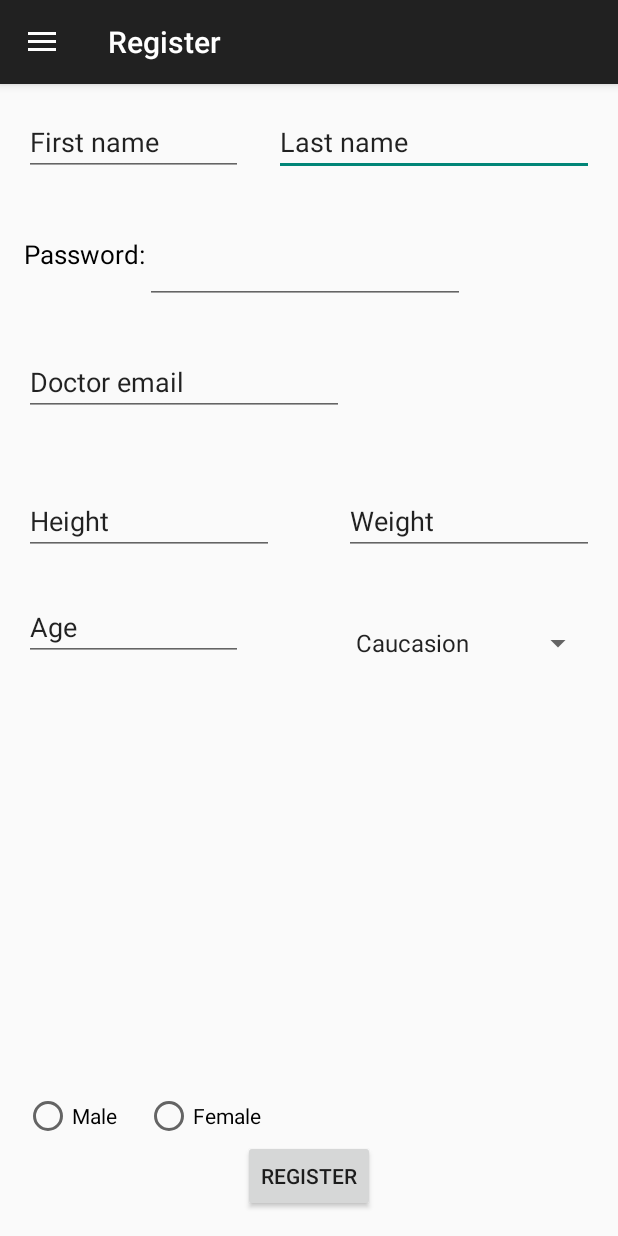
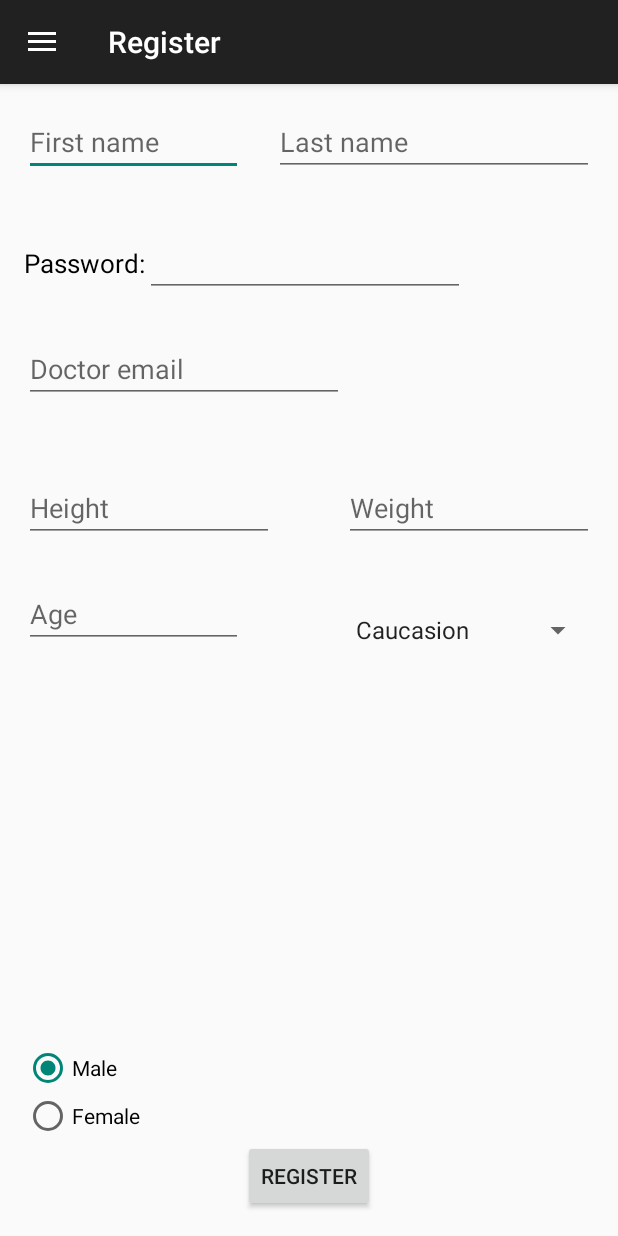
Before and after one commit to samueru735/IPD_2016-IPD16_GroupSpirometer, an Android app: the RegisterActivity screen opened directly, with no data from a screen before it, on a phone screen of 412 x 824 dp. Run offline under Robolectric (Android 15) with nearby library versions, the light colour scheme and no system bars; network calls fail.

Commit message:
improved usability: text shown as hint fixed radiobutton bug

```diff
--- a/app/src/main/res/layout/activity_register.xml
+++ b/app/src/main/res/layout/activity_register.xml
@@ -17,17 +17,6 @@
     <EditText
         android:layout_width="wrap_content"
         android:layout_height="wrap_content"
-        android:inputType="textPersonName"
-        android:ems="10"
-        android:id="@+id/editLastName"
-        android:layout_alignParentTop="true"
-        android:layout_alignParentRight="true"
-        android:layout_alignParentEnd="true"
-        android:text="Last name" />
-
-    <EditText
-        android:layout_width="wrap_content"
-        android:layout_height="wrap_content"
         android:ems="10"
         android:id="@+id/editFirstName"
         android:password="false"
@@ -37,7 +26,17 @@
         android:layout_alignParentStart="true"
         android:layout_toLeftOf="@+id/btnRegister"
         android:layout_toStartOf="@+id/btnRegister"
-        android:text="First name" />
+        android:hint="First name" />
+    <EditText
+        android:layout_width="wrap_content"
+        android:layout_height="wrap_content"
+        android:inputType="textPersonName"
+        android:ems="10"
+        android:id="@+id/editLastName"
+        android:layout_alignParentTop="true"
+        android:layout_alignParentRight="true"
+        android:layout_alignParentEnd="true"
+        android:hint="Last name" />
 
     <EditText
         android:layout_width="wrap_content"
@@ -45,7 +44,7 @@
         android:inputType="textPassword"
         android:ems="10"
         android:id="@+id/editPassword"
-        android:layout_marginTop="40dp"
+        android:layout_marginTop="35dp"
         android:layout_below="@+id/editLastName"
         android:layout_toRightOf="@+id/textView8"
         android:layout_toEndOf="@+id/textView8" />
@@ -56,18 +55,18 @@
         android:inputType="textEmailAddress"
         android:ems="10"
         android:id="@+id/editDoctor"
-        android:text="Doctor email"
+        android:hint="Doctor email"
         android:layout_below="@+id/editPassword"
         android:layout_alignParentLeft="true"
         android:layout_alignParentStart="true"
-        android:layout_marginTop="29dp" />
+        android:layout_marginTop="25dp" />
 
     <TextView
         android:layout_width="wrap_content"
         android:layout_height="wrap_content"
         android:text="Password:"
         android:id="@+id/textView8"
-        android:layout_alignTop="@+id/editPassword"
+        android:layout_alignBaseline="@+id/editPassword"
         android:layout_alignParentLeft="true"
         android:layout_alignParentStart="true"
         android:textColor="@android:color/black"
@@ -85,7 +84,7 @@
         android:layout_marginTop="47dp"
         android:layout_toLeftOf="@+id/editLastName"
         android:layout_toStartOf="@+id/editLastName"
-        android:text="Height" />
+        android:hint="Height" />
 
     <EditText
         android:layout_width="wrap_content"
@@ -98,7 +97,7 @@
         android:layout_alignParentEnd="true"
         android:layout_toRightOf="@+id/editDoctor"
         android:layout_toEndOf="@+id/editDoctor"
-        android:text="Weight" />
+        android:hint="Weight" />
 
     <EditText
         android:layout_width="wrap_content"
@@ -112,7 +111,7 @@
         android:layout_marginTop="25dp"
         android:layout_toLeftOf="@+id/btnRegister"
         android:layout_toStartOf="@+id/btnRegister"
-        android:text="Age" />
+        android:hint="Age" />
 
     <Spinner
         android:layout_width="wrap_content"
@@ -122,22 +121,26 @@
         android:layout_alignLeft="@+id/editWeight"
         android:layout_alignStart="@+id/editWeight" />
 
+    <RadioGroup
+        android:layout_width="wrap_content"
+        android:layout_height="wrap_content"
+        android:layout_above="@+id/btnRegister"
+        android:layout_alignParentLeft="true"
+        android:layout_alignParentStart="true">
         <RadioButton
             android:layout_width="wrap_content"
             android:layout_height="wrap_content"
             android:text="Male"
             android:id="@+id/radioButtonMale"
-        android:layout_above="@+id/btnRegister"
-        android:layout_alignParentLeft="true"
-        android:layout_alignParentStart="true" />
+            android:checked="true"/>
 
         <RadioButton
             android:layout_width="wrap_content"
             android:layout_height="wrap_content"
             android:text="Female"
             android:id="@+id/radioButtonFemale"
-        android:layout_above="@+id/btnRegister"
-        android:layout_alignLeft="@+id/editPassword"
-        android:layout_alignStart="@+id/editPassword" />
+ />
+    </RadioGroup>
+
 
 </RelativeLayout>
```
Lines whose indentation alone changed are shown as unchanged.
